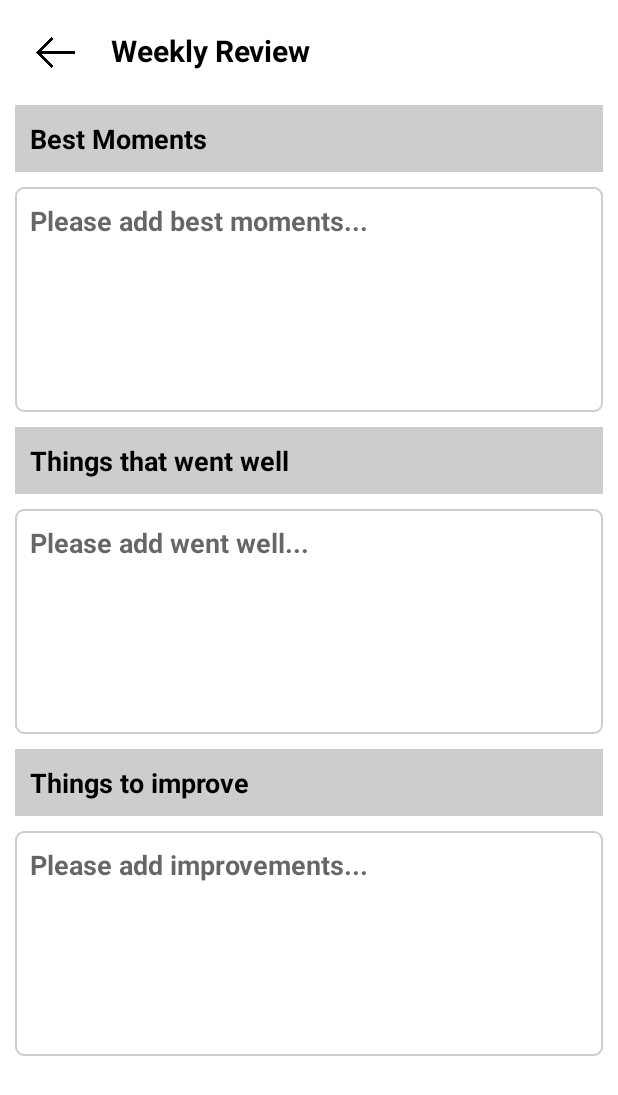
After one commit to Adms1/MyPlanner, an Android app: the WeeklyReviewActivity screen opened directly, with no data from a screen before it, on a phone screen of 412 x 824 dp. The commit adds this screen. Shown: the top 1095 px of the screen. Run offline under Robolectric (Android 15) with nearby library versions, the light colour scheme and no system bars.

Commit message:
commit antra 06-01-2022

```diff
--- /dev/null
+++ b/app/src/main/java/com/example/myplanner/week/WeeklyReviewActivity.kt
@@ -0,0 +1,12 @@
+package com.example.myplanner.week
+
+import androidx.appcompat.app.AppCompatActivity
+import android.os.Bundle
+import com.example.myplanner.R
+
+class WeeklyReviewActivity : AppCompatActivity() {
+    override fun onCreate(savedInstanceState: Bundle?) {
+        super.onCreate(savedInstanceState)
+        setContentView(R.layout.activity_weekly_review)
+    }
+}
--- a/app/src/main/res/layout/activity_task.xml
+++ b/app/src/main/res/layout/activity_task.xml
@@ -27,7 +27,7 @@
                 android:src="@drawable/back" />
 
             <TextView
-                android:id="@+id/weekly_tvDate"
+                android:id="@+id/weekly_tvHeader"
                 android:layout_width="0dp"
                 android:layout_height="wrap_content"
                 android:layout_marginLeft="10dp"
--- /dev/null
+++ b/app/src/main/res/layout/activity_weekly_review.xml
@@ -0,0 +1,125 @@
+<?xml version="1.0" encoding="utf-8"?>
+<ScrollView xmlns:android="http://schemas.android.com/apk/res/android"
+    xmlns:app="http://schemas.android.com/apk/res-auto"
+    xmlns:tools="http://schemas.android.com/tools"
+    android:layout_width="match_parent"
+    android:layout_height="wrap_content"
+    tools:context=".week.WeeklyReviewActivity">
+
+    <androidx.constraintlayout.widget.ConstraintLayout
+        android:layout_width="match_parent"
+        android:layout_height="wrap_content">
+
+        <LinearLayout
+            android:id="@+id/wr_llHeader"
+            android:layout_width="match_parent"
+            android:layout_height="wrap_content"
+            android:layout_marginTop="10dp"
+            android:orientation="horizontal"
+            android:padding="10dp"
+            app:layout_constraintTop_toTopOf="parent">
+
+            <ImageView
+                android:id="@+id/wr_ivBack"
+                android:layout_width="0dp"
+                android:layout_height="30dp"
+                android:layout_weight="0.1"
+                android:src="@drawable/back" />
+
+            <TextView
+                android:id="@+id/wr_tvHeader"
+                android:layout_width="0dp"
+                android:layout_height="wrap_content"
+                android:layout_marginLeft="10dp"
+                android:layout_weight="0.6"
+                android:text="Weekly Review"
+                android:textColor="@color/black"
+                android:textSize="20sp"
+                android:textStyle="bold" />
+
+        </LinearLayout>
+
+        <TextView
+            android:id="@+id/wr_tvHeader1"
+            android:layout_width="match_parent"
+            android:layout_height="wrap_content"
+            android:layout_margin="10dp"
+            android:background="@color/grey"
+            android:padding="10dp"
+            android:text="Best Moments"
+            android:textColor="@color/black"
+            android:textSize="18sp"
+            android:textStyle="bold"
+            app:layout_constraintTop_toBottomOf="@+id/wr_llHeader" />
+
+        <EditText
+            android:id="@+id/wr_etHeader1"
+            android:layout_width="match_parent"
+            android:layout_height="150dp"
+            android:layout_margin="10dp"
+            android:background="@drawable/black_ring"
+            android:gravity="top"
+            android:hint="Please add best moments..."
+            android:padding="10dp"
+            android:textColor="@color/black"
+            android:textSize="18sp"
+            android:textStyle="bold"
+            app:layout_constraintTop_toBottomOf="@+id/wr_tvHeader1" />
+
+        <TextView
+            android:id="@+id/wr_tvHeader2"
+            android:layout_width="match_parent"
+            android:layout_height="wrap_content"
+            android:layout_margin="10dp"
+            android:background="@color/grey"
+            android:padding="10dp"
+            android:text="Things that went well"
+            android:textColor="@color/black"
+            android:textSize="18sp"
+            android:textStyle="bold"
+            app:layout_constraintTop_toBottomOf="@+id/wr_etHeader1" />
+
+        <EditText
+            android:id="@+id/wr_etHeader2"
+            android:layout_width="match_parent"
+            android:layout_height="150dp"
+            android:layout_margin="10dp"
+            android:background="@drawable/black_ring"
+            android:gravity="top"
+            android:hint="Please add went well..."
+            android:padding="10dp"
+            android:textColor="@color/black"
+            android:textSize="18sp"
+            android:textStyle="bold"
+            app:layout_constraintTop_toBottomOf="@+id/wr_tvHeader2" />
+
+        <TextView
+            android:id="@+id/wr_tvHeader3"
+            android:layout_width="match_parent"
+            android:layout_height="wrap_content"
+            android:layout_margin="10dp"
+            android:background="@color/grey"
+            android:padding="10dp"
+            android:text="Things to improve"
+            android:textColor="@color/black"
+            android:textSize="18sp"
+            android:textStyle="bold"
+            app:layout_constraintTop_toBottomOf="@+id/wr_etHeader2" />
+
+        <EditText
+            android:id="@+id/wr_etHeader3"
+            android:layout_width="match_parent"
+            android:layout_height="150dp"
+            android:layout_margin="10dp"
+            android:background="@drawable/black_ring"
+            android:gravity="top"
+            android:hint="Please add improvements..."
+            android:padding="10dp"
+            android:textColor="@color/black"
+            android:textSize="18sp"
+            android:textStyle="bold"
+            app:layout_constraintTop_toBottomOf="@+id/wr_tvHeader3" />
+
+    </androidx.constraintlayout.widget.ConstraintLayout>
+
+</ScrollView>
```
Also changed, not shown: app/src/main/AndroidManifest.xml (+6 -1 lines), app/src/main/java/com/example/myplanner/week/WeeklyGoalsActivity.kt (added, +11 -0 lines), app/src/main/res/layout/activity_weekly_goals.xml (added, +72 -0 lines).
